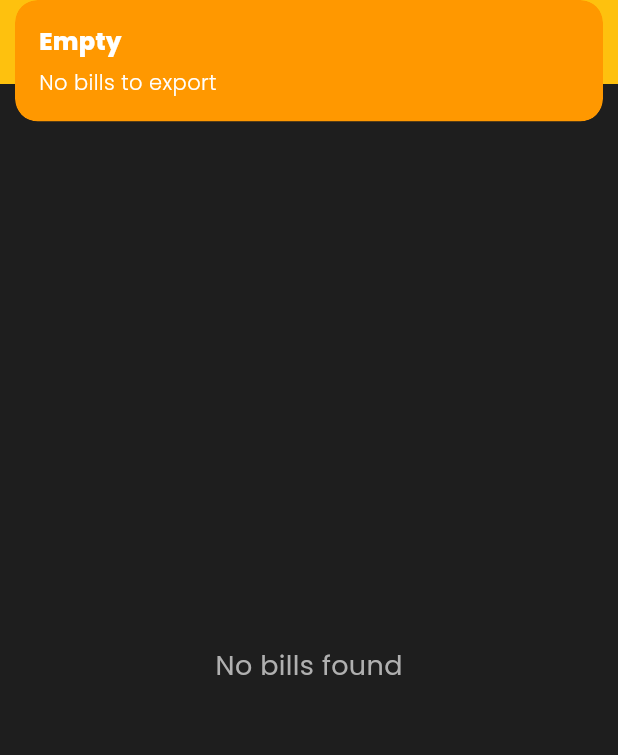
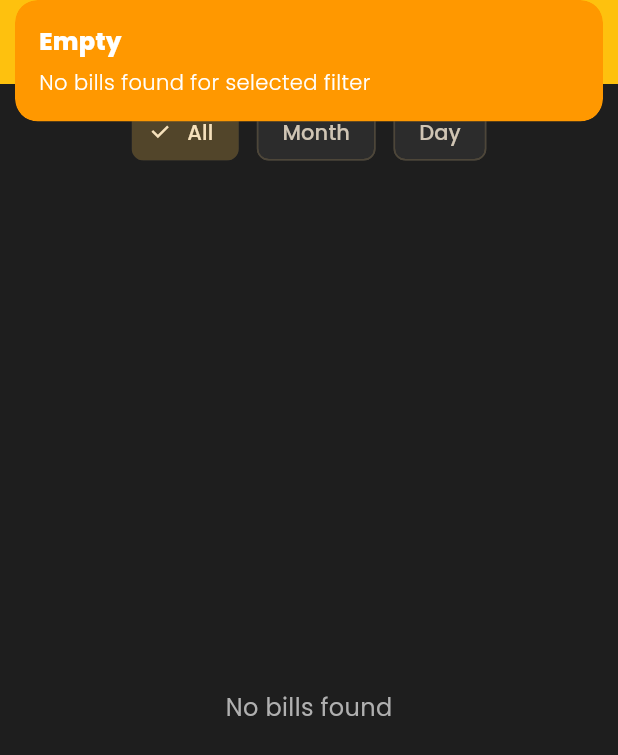
Before and after one commit to deepakdas-d/fine_foods, a Flutter app: the BillingList screen opened directly, after a tap on the "download" icon, on a phone screen of 412 x 824 dp. Shown: the top 755 px of the screen. Run offline on Flutter 3.47's test engine with Material 3 defaults, Android fonts, the phone set to English and light mode, and no system bars; our stand-ins replace animated_notch_bottom_bar, cloud_firestore, device_info_plus, firebase_core, get, get_storage and 6 more; missing offline and left inert: bluetooth_print_plus, file_saver, flutter_esc_pos_utils, flutter_pdfview; accounts and stored records are empty.

Commit message:
billing section more corrected with download option day based or month based

```diff
--- a/lib/ADMIN/Bills/billing_list.dart
+++ b/lib/ADMIN/Bills/billing_list.dart
@@ -1,10 +1,11 @@
 import 'dart:developer';
 import 'package:fine_foods/ADMIN/Bills/billing_list_controller.dart';
-import 'package:fine_foods/appcolor.dart'; // Import AppColor
+import 'package:fine_foods/appcolor.dart';
 import 'package:flutter/material.dart';
 import 'package:get/get.dart';
 import 'package:google_fonts/google_fonts.dart';
 import 'package:intl/intl.dart';
+import 'package:month_picker_dialog/month_picker_dialog.dart';
 
 class BillingList extends StatelessWidget {
   const BillingList({super.key});
@@ -14,7 +15,7 @@ class BillingList extends StatelessWidget {
     final controller = Get.put(BillListController());
 
     return Scaffold(
-      backgroundColor: AppColor.background, // Dark Background
+      backgroundColor: AppColor.background,
       appBar: AppBar(
         title: Obx(() {
           final month = controller.selectedMonth.value;
@@ -22,11 +23,15 @@ class BillingList extends StatelessWidget {
             month != null
                 ? 'Bills - ${DateFormat('MMMM yyyy').format(month)}'
                 : 'All Bills History',
-            style: GoogleFonts.poppins(fontWeight: FontWeight.bold, fontSize: 20, color: AppColor.background),
+            style: GoogleFonts.poppins(
+              fontWeight: FontWeight.bold,
+              fontSize: 20,
+              color: AppColor.background,
+            ),
           );
         }),
-        backgroundColor: AppColor.primary, // Yellow Header
-        foregroundColor: AppColor.background, // Black text/icons
+        backgroundColor: AppColor.primary,
+        foregroundColor: AppColor.background,
         elevation: 2,
         actions: [
           // Download Button
@@ -41,54 +46,8 @@ class BillingList extends StatelessWidget {
 
       body: Column(
         children: [
-          // Total Sales Card (only when month selected)
-          Obx(() {
-            if (controller.selectedMonth.value == null)
-              return const SizedBox(height: 8);
-            final total = controller.bills.fold<double>(
-              0.0,
-              (sum, bill) => sum + controller.calculateBillFinalTotal(bill),
-            );
-            return Container(
-              margin: const EdgeInsets.all(16),
-              padding: const EdgeInsets.symmetric(horizontal: 24, vertical: 20),
-              decoration: BoxDecoration(
-                color: AppColor.surface, // Dark Surface
-                borderRadius: BorderRadius.circular(16),
-                border: Border.all(color: AppColor.primary.withOpacity(0.5), width: 1), // Yellow Border hint
-                boxShadow: [
-                  BoxShadow(
-                    color: Colors.black26,
-                    blurRadius: 8,
-                    offset: const Offset(0, 4),
-                  ),
-                ],
-              ),
-              child: Row(
-                mainAxisAlignment: MainAxisAlignment.spaceBetween,
-                children: [
-                  Text(
-                    'Total Sales',
-                    style: GoogleFonts.poppins(
-                      fontSize: 18,
-                      fontWeight: FontWeight.bold,
-                      color: AppColor.textPrimary,
-                    ),
-                  ),
-                  Text(
-                    'Rs${total.toStringAsFixed(2)}',
-                    style: GoogleFonts.poppins(
-                      fontSize: 26,
-                      fontWeight: FontWeight.bold,
-                      color: AppColor.success, // Green text for money
-                    ),
-                  ),
-                ],
-              ),
-            );
-          }),
+          Obx(() => _buildFilterBar(controller, context)),
 
-          // Bills List
           Expanded(
             child: RefreshIndicator(
               onRefresh: () => controller.fetchBills(reset: true),
@@ -100,44 +59,105 @@ class BillingList extends StatelessWidget {
                 if (controller.bills.isEmpty) {
                   return Center(
                     child: Text(
-                      controller.selectedMonth.value == null
-                          ? 'No bills found'
-                          : 'No bills in ${DateFormat('MMMM yyyy').format(controller.selectedMonth.value!)}',
-                      style: GoogleFonts.poppins(fontSize: 18, color: AppColor.textSecondary),
+                      'No bills found',
+                      style: GoogleFonts.poppins(
+                        fontSize: 16,
+                        color: AppColor.textSecondary,
+                      ),
                     ),
                   );
                 }
 
                 return ListView.builder(
-                  padding: const EdgeInsets.symmetric(
-                    horizontal: 16,
-                    vertical: 8,
-                  ),
                   itemCount:
                       controller.bills.length +
                       (controller.hasMore.value ? 1 : 0),
                   itemBuilder: (context, index) {
-                    // Load more
                     if (index >= controller.bills.length - 5 &&
                         controller.hasMore.value) {
                       controller.loadMore();
                     }
 
                     if (index == controller.bills.length) {
-                      return const Center(
-                        child: Padding(
-                          padding: EdgeInsets.all(20),
-                          child: CircularProgressIndicator(),
-                        ),
+                      return const Padding(
+                        padding: EdgeInsets.all(16),
+                        child: Center(child: CircularProgressIndicator()),
                       );
                     }
 
-                    final bill = controller.bills[index];
-                    return BillCard(bill: bill, controller: controller);
+                    return BillCard(
+                      bill: controller.bills[index],
+                      controller: controller,
+                    );
                   },
                 );
               }),
             ),
+          ),
+        ],
+      ),
+    );
+  }
+
+  Widget _buildFilterBar(BillListController controller, BuildContext context) {
+    return Padding(
+      padding: const EdgeInsets.symmetric(horizontal: 16, vertical: 8),
+      child: Wrap(
+        spacing: 12,
+        children: [
+          // ALL
+          ChoiceChip(
+            label: const Text('All'),
+            selected: controller.filterType.value == BillFilterType.all,
+            onSelected: (_) => controller.setAllFilter(),
+          ),
+
+          // MONTH
+          ChoiceChip(
+            label: Text(
+              controller.selectedMonth.value == null
+                  ? 'Month'
+                  : DateFormat(
+                      'MMM yyyy',
+                    ).format(controller.selectedMonth.value!),
+            ),
+            selected: controller.filterType.value == BillFilterType.month,
+            onSelected: (_) async {
+              final picked = await showMonthPicker(
+                context: context,
+                initialDate: controller.selectedMonth.value ?? DateTime.now(),
+                firstDate: DateTime(2022, 1),
+                lastDate: DateTime.now(),
+              );
+
+              if (picked != null) {
+                controller.setMonthFilter(DateTime(picked.year, picked.month));
+              }
+            },
+          ),
+
+          // DAY
+          ChoiceChip(
+            label: Text(
+              controller.selectedDay.value == null
+                  ? 'Day'
+                  : DateFormat(
+                      'dd MMM yyyy',
+                    ).format(controller.selectedDay.value!),
+            ),
+            selected: controller.filterType.value == BillFilterType.day,
+            onSelected: (_) async {
+              final picked = await showDatePicker(
+                context: context,
+                initialDate: DateTime.now(),
+                firstDate: DateTime(2022),
+                lastDate: DateTime.now(),
+              );
+
+              if (picked != null) {
+                controller.setDayFilter(picked);
+              }
+            },
           ),
         ],
       ),
@@ -251,22 +271,35 @@ class BillCard extends StatelessWidget {
             // Customer info
             Text(
               'Customer: ${bill['customerName']?.toString().trim().isNotEmpty == true ? bill['customerName'] : 'Walk-in Customer'}',
-              style: GoogleFonts.poppins(fontSize: 14, color: AppColor.textPrimary),
+              style: GoogleFonts.poppins(
+                fontSize: 14,
+                color: AppColor.textPrimary,
+              ),
             ),
             Text(
               'Phone: ${bill['customerPhone']?.toString().trim().isNotEmpty == true ? bill['customerPhone'] : 'N/A'}',
-              style: GoogleFonts.poppins(fontSize: 14, color: AppColor.textSecondary),
+              style: GoogleFonts.poppins(
+                fontSize: 14,
+                color: AppColor.textSecondary,
+              ),
             ),
             Text(
               'Date: ${DateFormat('MMM dd, yyyy • HH:mm').format(date)}',
-              style: GoogleFonts.poppins(fontSize: 14, color: AppColor.textSecondary),
+              style: GoogleFonts.poppins(
+                fontSize: 14,
+                color: AppColor.textSecondary,
+              ),
             ),
             const SizedBox(height: 12),
 
             // Products title
             Text(
               'Items:',
-              style: GoogleFonts.poppins(fontWeight: FontWeight.bold, fontSize: 15, color: AppColor.textPrimary),
+              style: GoogleFonts.poppins(
+                fontWeight: FontWeight.bold,
+                fontSize: 15,
+                color: AppColor.textPrimary,
+              ),
             ),
             const SizedBox(height: 6),
 
@@ -292,7 +325,10 @@ class BillCard extends StatelessWidget {
                       Expanded(
                         child: Text(
                           p['name'],
-                          style: GoogleFonts.poppins(fontWeight: FontWeight.w500, color: AppColor.textPrimary),
+                          style: GoogleFonts.poppins(
+                            fontWeight: FontWeight.w500,
+                            color: AppColor.textPrimary,
+                          ),
                         ),
                       ),
                       Text(
@@ -305,7 +341,10 @@ class BillCard extends StatelessWidget {
                       const SizedBox(width: 8),
                       Text(
                         'Rs${p['total'].toStringAsFixed(2)}',
-                        style: GoogleFonts.poppins(fontWeight: FontWeight.w600, color: AppColor.textPrimary),
+                        style: GoogleFonts.poppins(
+                          fontWeight: FontWeight.w600,
+                          color: AppColor.textPrimary,
+                        ),
                       ),
                     ],
                   ),
--- a/lib/ADMIN/Bills/billing_list_controller.dart
+++ b/lib/ADMIN/Bills/billing_list_controller.dart
@@ -13,6 +13,8 @@ import 'package:open_file/open_file.dart';
 import 'package:pdf/pdf.dart';
 import 'package:pdf/widgets.dart' as pw;
 
+enum BillFilterType { all, month, day }
+
 class BillListController extends GetxController {
   final FirebaseFirestore _firestore = FirebaseFirestore.instance;
 
@@ -20,9 +22,12 @@ class BillListController extends GetxController {
   final RxList<Map<String, dynamic>> bills = <Map<String, dynamic>>[].obs;
   final RxBool isLoading = false.obs;
   final RxBool hasMore = true.obs;
-
+  final RxBool isFetching = false.obs;
   // Selected month filter (null = all time)
   final Rx<DateTime?> selectedMonth = Rx<DateTime?>(null);
+  // Filter state
+  final Rx<BillFilterType> filterType = BillFilterType.all.obs;
+  final Rx<DateTime?> selectedDay = Rx<DateTime?>(null);
 
   // Pagination
   DocumentSnapshot? _lastDoc;
@@ -43,6 +48,28 @@ class BillListController extends GetxController {
     }).reversed.toList();
   }
 
+  ///filter methods
+  void setAllFilter() {
+    filterType.value = BillFilterType.all;
+    selectedMonth.value = null;
+    selectedDay.value = null;
+    fetchBills(reset: true);
+  }
+
+  void setMonthFilter(DateTime month) {
+    filterType.value = BillFilterType.month;
+    selectedMonth.value = month;
+    selectedDay.value = null;
+    fetchBills(reset: true);
+  }
+
+  void setDayFilter(DateTime day) {
+    filterType.value = BillFilterType.day;
+    selectedDay.value = day;
+    selectedMonth.value = null;
+    fetchBills(reset: true);
+  }
+
   // ────────────────────────────────
   // FETCH BILLS WITH MONTH FILTER
   // ────────────────────────────────
@@ -53,9 +80,9 @@ class BillListController extends GetxController {
       hasMore.value = true;
     }
 
-    if (isLoading.value || !hasMore.value) return;
+    if (isFetching.value || !hasMore.value) return;
 
-    isLoading.value = true;
+    isFetching.value = true;
 
     try {
       Query query = _firestore
@@ -63,29 +90,47 @@ class BillListController extends GetxController {
           .orderBy('createdAt', descending: true)
           .limit(pageSize);
 
-      // Apply month filter if selected
-      if (selectedMonth.value != null) {
-        final year = selectedMonth.value!.year;
-        final month = selectedMonth.value!.month;
+      // 🟡 MONTH FILTER (STRING)
+      if (filterType.value == BillFilterType.month &&
+          selectedMonth.value != null) {
+        final m = selectedMonth.value!;
 
-        final startOfMonth = DateTime(year, month, 1);
-        final endOfMonth = DateTime(year, month + 1, 1).subtract(
-          const Duration(milliseconds: 1),
-        ); // Last millisecond of month
+        final start = DateTime(m.year, m.month, 1).toIso8601String();
+        final end = DateTime(
+          m.year,
+          m.month + 1,
+          1,
+        ).subtract(const Duration(milliseconds: 1)).toIso8601String();
+
+        log('[FILTER] Month range: $start → $end');
 
         query = query
-            .where(
-              'createdAt',
-              isGreaterThanOrEqualTo: Timestamp.fromDate(startOfMonth),
-            )
-            .where(
-              'createdAt',
-              isLessThanOrEqualTo: Timestamp.fromDate(endOfMonth),
-            );
+            .where('createdAt', isGreaterThanOrEqualTo: start)
+            .where('createdAt', isLessThanOrEqualTo: end);
       }
 
-      // Pagination
-      if (_lastDoc != null && !reset) {
+      if (filterType.value == BillFilterType.day && selectedDay.value != null) {
+        final d = selectedDay.value!;
+
+        final start = DateTime(d.year, d.month, d.day).toIso8601String();
+        final end = DateTime(
+          d.year,
+          d.month,
+          d.day,
+          23,
+          59,
+          59,
+          999,
+        ).toIso8601String();
+
+        log('[FILTER] Day range: $start → $end');
+
+        query = query
+            .where('createdAt', isGreaterThanOrEqualTo: start)
+            .where('createdAt', isLessThanOrEqualTo: end);
+      }
+
+      if (_lastDoc != null) {
         query = query.startAfterDocument(_lastDoc!);
       }
 
@@ -97,24 +142,13 @@ class BillListController extends GetxController {
         return data;
       }).toList();
 
-      if (reset) {
-        bills.assignAll(newBills);
-      } else {
       bills.addAll(newBills);
-      }
-
       _lastDoc = snapshot.docs.isNotEmpty ? snapshot.docs.last : null;
       hasMore.value = snapshot.docs.length == pageSize;
     } catch (e, s) {
-      log('Fetch bills error: $e\n$s');
-      Get.snackbar(
-        'Error',
-        'Failed to load bills',
-        backgroundColor: Colors.red,
-        colorText: Colors.white,
-      );
+      log('Fetch error: $e\n$s');
     } finally {
-      isLoading.value = false;
+      isFetching.value = false;
     }
   }
 
@@ -216,6 +250,58 @@ class BillListController extends GetxController {
   // ────────────────────────────────
   // PDF GENERATION
   // ────────────────────────────────
+
+  Future<List<Map<String, dynamic>>> fetchAllBillsForExport() async {
+    Query query = _firestore
+        .collection('bills')
+        .orderBy('createdAt', descending: true);
+
+    // MONTH FILTER
+    if (filterType.value == BillFilterType.month &&
+        selectedMonth.value != null) {
+      final m = selectedMonth.value!;
+      final start = DateTime(m.year, m.month, 1).toIso8601String();
+      final end = DateTime(
+        m.year,
+        m.month + 1,
+        1,
+      ).subtract(const Duration(milliseconds: 1)).toIso8601String();
+
+      query = query
+          .where('createdAt', isGreaterThanOrEqualTo: start)
+          .where('createdAt', isLessThanOrEqualTo: end);
+    }
+
+    // DAY FILTER
+    if (filterType.value == BillFilterType.day && selectedDay.value != null) {
+      final d = selectedDay.value!;
+      final start = DateTime(d.year, d.month, d.day).toIso8601String();
+      final end = DateTime(
+        d.year,
+        d.month,
+        d.day,
+        23,
+        59,
+        59,
+        999,
+      ).toIso8601String();
+
+      query = query
+          .where('createdAt', isGreaterThanOrEqualTo: start)
+          .where('createdAt', isLessThanOrEqualTo: end);
+    }
+
+    log('[EXPORT] Fetching full dataset...');
+    final snapshot = await query.get();
+    log('[EXPORT] Total docs: ${snapshot.docs.length}');
+
+    return snapshot.docs.map((doc) {
+      final data = doc.data() as Map<String, dynamic>;
+      data['id'] = doc.id;
+      return data;
+    }).toList();
+  }
+
   Future<Uint8List> generateBillPdf(Map<String, dynamic> bill) async {
     final pdf = pw.Document();
     final date = parseCreatedAt(bill['createdAt']);
@@ -467,22 +553,47 @@ class BillListController extends GetxController {
   }
 
   Future<String> savePdf(Uint8List bytes, String fileName) async {
-    final androidInfo = await DeviceInfoPlugin().androidInfo;
-    if (Platform.isAndroid && androidInfo.version.sdkInt >= 29) {
-      return await FileSaver.instance.saveAs(
+    // ✅ WINDOWS
+    if (Platform.isWindows) {
+      final path = await FileSaver.instance.saveAs(
         name: fileName.replaceAll('.pdf', ''),
         bytes: bytes,
         fileExtension: 'pdf',
         mimeType: MimeType.pdf,
-          ) ??
-          '';
-    } else {
+      );
+      return path ?? '';
+    }
+
+    // ✅ ANDROID
+    if (Platform.isAndroid) {
+      final androidInfo = await DeviceInfoPlugin().androidInfo;
+
+      // Android 10+
+      if (androidInfo.version.sdkInt >= 29) {
+        await FileSaver.instance.saveAs(
+          name: fileName.replaceAll('.pdf', ''),
+          bytes: bytes,
+          fileExtension: 'pdf',
+          mimeType: MimeType.pdf,
+        );
+        return ''; // ⚠ no real path on scoped storage
+      }
+
+      // Android < 10
       final dir = Directory('/storage/emulated/0/Download');
-      if (!await dir.exists()) await dir.create(recursive: true);
+      if (!await dir.exists()) {
+        await dir.create(recursive: true);
+      }
       final path = '${dir.path}/$fileName';
       await File(path).writeAsBytes(bytes);
       return path;
     }
+
+    // ✅ FALLBACK (macOS / Linux)
+    final dir = Directory.systemTemp;
+    final path = '${dir.path}/$fileName';
+    await File(path).writeAsBytes(bytes);
+    return path;
   }
 
   Future<void> downloadBillPdf(Map<String, dynamic> bill) async {
@@ -535,14 +646,17 @@ class BillListController extends GetxController {
   }
 
   Future<void> downloadCurrentReport() async {
+    final exportBills = await fetchAllBillsForExport();
     if (bills.isEmpty) {
+      if (exportBills.isEmpty) {
         Get.snackbar(
           "Empty",
-        "No bills to export",
+          "No bills found for selected filter",
           backgroundColor: Colors.orange,
           colorText: Colors.white,
         );
         return;
+      }
     }
 
     try {
@@ -571,12 +685,12 @@ class BillListController extends GetxController {
               ),
             ),
             pw.SizedBox(height: 20),
-            pw.Text("Total Bills: ${bills.length}"),
+            pw.Text("Total Bills: ${exportBills.length}"),
             pw.Text(
-              "Total Sales: Rs${bills.fold(0.0, (sum, b) => sum + calculateBillFinalTotal(b)).toStringAsFixed(2)}",
+              "Total Sales: Rs${exportBills.fold(0.0, (sum, b) => sum + calculateBillFinalTotal(b)).toStringAsFixed(2)}",
             ),
             pw.SizedBox(height: 20),
-            ...bills.map((bill) {
+            ...exportBills.map((bill) {
               final date = parseCreatedAt(bill['createdAt']);
               final inv =
                   bill['invoiceNumber'] ?? 'INV-${bill['id'].substring(0, 8)}';
--- a/pubspec.yaml
+++ b/pubspec.yaml
@@ -35,6 +35,7 @@ dependencies:
   animated_notch_bottom_bar: ^1.0.3
   file_saver: ^0.3.1
   flutter_esc_pos_utils: ^1.0.1
+  month_picker_dialog: ^6.7.0
 
 dev_dependencies:
   flutter_test:
```
Also changed, not shown: pubspec.lock. Lines whose indentation alone changed are shown as unchanged.
